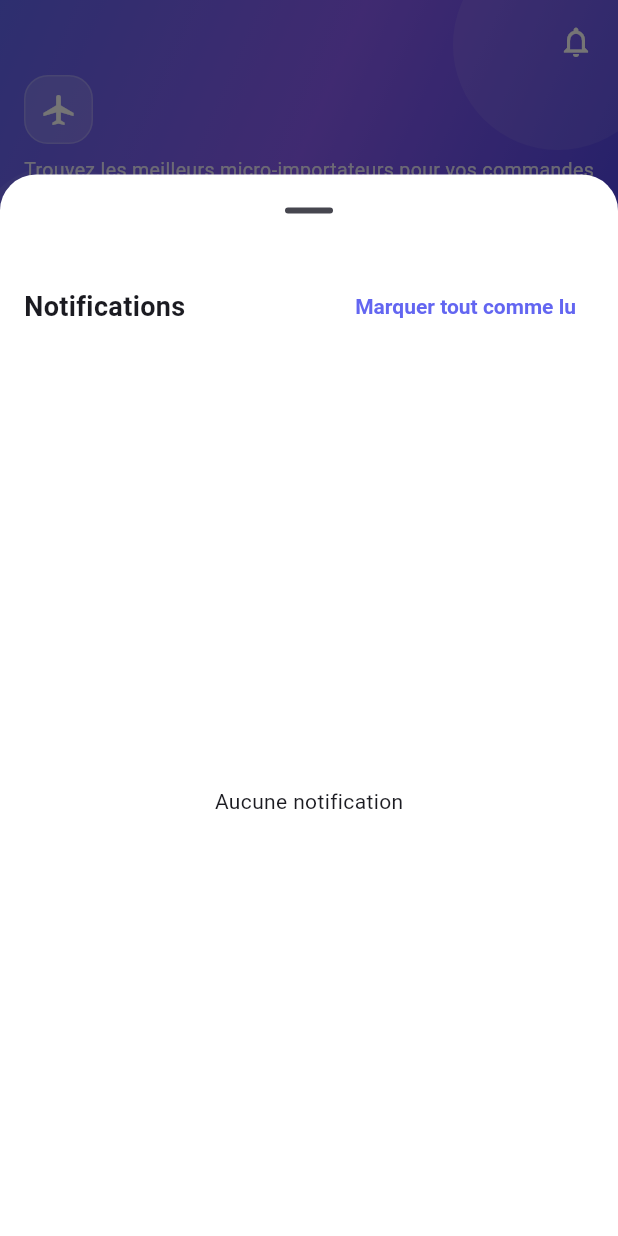
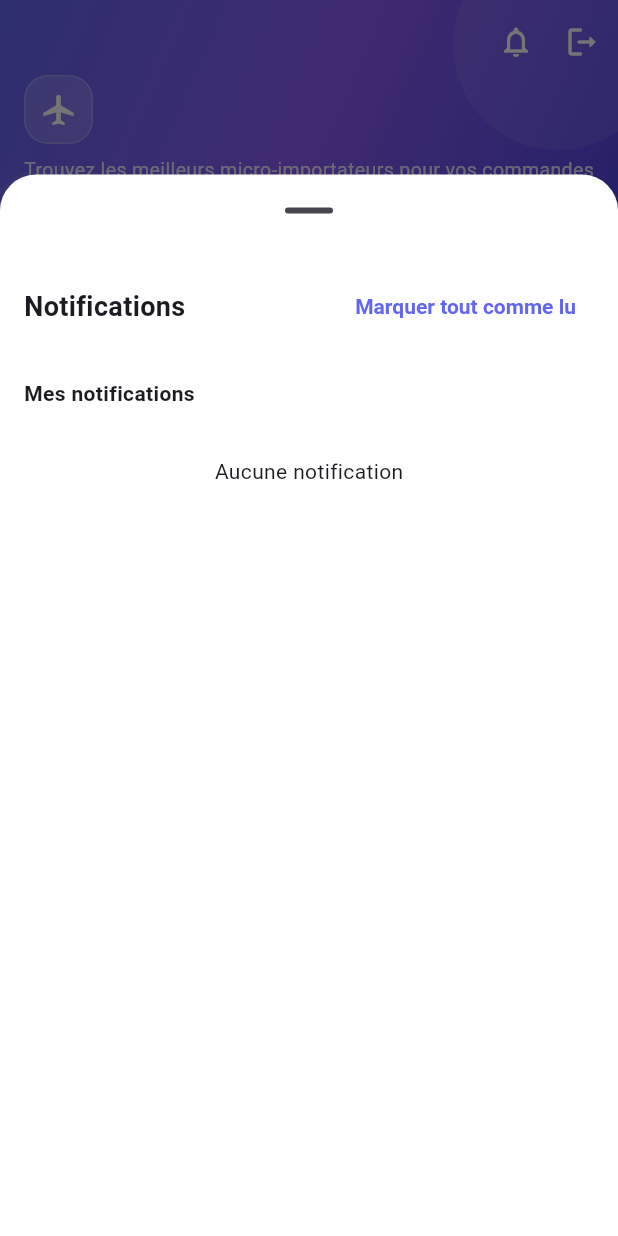
Before and after one commit to Connacri/CargoLink, a Flutter app: the ClientHomeScreen screen opened directly, after a tap on the "notifications" icon, on a phone screen of 412 x 824 dp. Run offline on Flutter 3.47's test engine with Material 3 defaults, Android fonts, the phone set to English and light mode, and no system bars; our stand-ins replace file_picker, firebase_auth, firebase_core, firebase_messaging, flutter_local_notifications, flutter_riverpod and 3 more; accounts and stored records are empty; network calls fail.

Commit message:
Targeted broadcasts by role, logout icon for all roles, monotonic Android versionCode

```diff
--- /dev/null
+++ b/lib/core/widgets/logout_button.dart
@@ -0,0 +1,55 @@
+import 'package:flutter/material.dart';
+import 'package:flutter_riverpod/flutter_riverpod.dart';
+import '../../providers/index.dart';
+import '../utils/error_dialog.dart';
+
+/// App bar logout button shown in every role's header (client, shipper, admin
+/// and super_admin / founder). Confirms before signing out, then clears the
+/// account-scoped providers so a re-auth cannot surface the previous user's
+/// data.
+class LogoutIconButton extends ConsumerWidget {
+  const LogoutIconButton({super.key, this.color = Colors.white});
+
+  final Color color;
+
+  @override
+  Widget build(BuildContext context, WidgetRef ref) {
+    return IconButton(
+      tooltip: 'Se déconnecter',
+      icon: Icon(Icons.logout_rounded, color: color),
+      onPressed: () => _confirmSignOut(context, ref),
+    );
+  }
+
+  Future<void> _confirmSignOut(BuildContext context, WidgetRef ref) async {
+    final confirmed = await showDialog<bool>(
+      context: context,
+      builder: (context) => AlertDialog(
+        title: const Text('Déconnexion'),
+        content: const Text('Voulez-vous vous déconnecter ?'),
+        actions: [
+          TextButton(
+            onPressed: () => Navigator.pop(context, false),
+            child: const Text('Non'),
+          ),
+          TextButton(
+            onPressed: () => Navigator.pop(context, true),
+            child: const Text('Oui'),
+          ),
+        ],
+      ),
+    );
+
+    if (confirmed != true) return;
+
+    try {
+      await ref.read(authServiceProvider).signOut();
+      ref.invalidate(currentUserProvider);
+      ref.invalidate(currentShipperProvider);
+    } catch (e) {
+      if (context.mounted) {
+        await showAppErrorDialog(context, message: 'Erreur: $e');
+      }
+    }
+  }
+}
--- a/lib/core/widgets/ui_kit.dart
+++ b/lib/core/widgets/ui_kit.dart
@@ -9,6 +9,7 @@ export 'animations.dart';
 export 'fade_in_scroll.dart';
 export 'glass_card.dart';
 export 'gradient_sliver_header.dart';
+export 'logout_button.dart';
 export 'paginated_list.dart';
 export 'paged_sliver.dart';
 export 'shimmer.dart';
--- a/lib/providers/index.dart
+++ b/lib/providers/index.dart
@@ -402,7 +402,8 @@ final broadcastServiceProvider = Provider<BroadcastService>((ref) {
 
 final broadcastsProvider = FutureProvider<List<Broadcast>>((ref) async {
   final broadcastService = ref.watch(broadcastServiceProvider);
-  return broadcastService.getBroadcasts();
+  final user = await ref.watch(currentUserProvider.future);
+  return broadcastService.getBroadcasts(role: user?.role);
 });
 
 // ============================================================================
--- a/lib/screens/client/client_home_screen.dart
+++ b/lib/screens/client/client_home_screen.dart
@@ -149,12 +149,18 @@ class _ClientHomeScreenState extends ConsumerState<ClientHomeScreen> {
               title: 'CargoLink',
               subtitle: 'Trouvez les meilleurs micro-importateurs pour vos commandes',
               icon: Icons.airplanemode_active,
-              trailing: GestureDetector(
+              trailing: Row(
+                mainAxisSize: MainAxisSize.min,
+                children: [
+                  GestureDetector(
                     onTap: () => _showNotificationsSheet(context),
                     child: const Padding(
-                  padding: EdgeInsets.only(right: 16),
+                      padding: EdgeInsets.only(right: 8),
                       child: _UnreadBadge(),
                     ),
+                  ),
+                  const LogoutIconButton(),
+                ],
               ),
             ),
             SliverToBoxAdapter(
@@ -706,6 +712,7 @@ class NotificationsSheet extends ConsumerWidget {
     }
 
     final notifications = ref.watch(notificationStreamProvider(userId));
+    final broadcasts = ref.watch(broadcastsProvider);
 
     return notifications.when(
       data: (notifs) {
@@ -732,13 +739,24 @@ class NotificationsSheet extends ConsumerWidget {
               ),
             ),
             Expanded(
-              child: notifs.isEmpty
-                  ? const Center(child: Text('Aucune notification'))
-                  : ListView.builder(
-                      itemCount: notifs.length,
-                      itemBuilder: (context, index) {
-                        final notif = notifs[index];
-                        return ListTile(
+              child: ListView(
+                children: [
+                  _BroadcastFeedSection(broadcasts: broadcasts),
+                  const Padding(
+                    padding: EdgeInsets.fromLTRB(16, 8, 16, 8),
+                    child: Text(
+                      'Mes notifications',
+                      style: TextStyle(fontWeight: FontWeight.w600),
+                    ),
+                  ),
+                  if (notifs.isEmpty)
+                    const Padding(
+                      padding: EdgeInsets.all(24),
+                      child: Center(child: Text('Aucune notification')),
+                    )
+                  else
+                    for (final notif in notifs)
+                      ListTile(
                         title: Text(notif.title),
                         subtitle: Text(notif.message),
                         trailing: !notif.isRead
@@ -752,8 +770,8 @@ class NotificationsSheet extends ConsumerWidget {
                               .read(notificationServiceProvider)
                               .markAsRead(notif.id);
                         },
-                        );
-                      },
+                      ),
+                ],
               ),
             ),
           ],
@@ -764,3 +782,53 @@ class NotificationsSheet extends ConsumerWidget {
     );
   }
 }
+
+/// Announcements targeted at the current role, shown at the top of the
+/// notifications sheet.
+class _BroadcastFeedSection extends ConsumerWidget {
+  const _BroadcastFeedSection({required this.broadcasts});
+
+  final AsyncValue<List<Broadcast>> broadcasts;
+
+  @override
+  Widget build(BuildContext context, WidgetRef ref) {
+    return broadcasts.when(
+      data: (items) {
+        if (items.isEmpty) return const SizedBox.shrink();
+        return Column(
+          crossAxisAlignment: CrossAxisAlignment.start,
+          children: [
+            const Padding(
+              padding: EdgeInsets.fromLTRB(16, 8, 16, 8),
+              child: Row(
+                children: [
+                  Icon(Icons.campaign_rounded,
+                      size: 18, color: AppTheme.primaryColor),
+                  SizedBox(width: 8),
+                  Text(
+                    'Annonces',
+                    style: TextStyle(fontWeight: FontWeight.w600),
+                  ),
+                ],
+              ),
+            ),
+            for (final broadcast in items.take(5))
+              ListTile(
+                leading: const Icon(Icons.campaign_rounded,
+                    color: AppTheme.primaryColor),
+                title: Text(broadcast.title),
+                subtitle: Text(
+                  broadcast.message,
+                  maxLines: 2,
+                  overflow: TextOverflow.ellipsis,
+                ),
+                isThreeLine: false,
+              ),
+          ],
+        );
+      },
+      loading: () => const SizedBox.shrink(),
+      error: (e, s) => const SizedBox.shrink(),
+    );
+  }
+}
```
Also changed, not shown: lib/data/services/broadcast_service.dart (+19 -4 lines), lib/screens/admin/admin_dashboard_screen.dart (+11 -5 lines), lib/screens/admin/broadcast_screen.dart (+75 -4 lines), lib/screens/admin/super_admin_dashboard_screen.dart (+13 -1 lines), lib/screens/shipper/shipper_dashboard_screen.dart (+11 -4 lines), 1 other file. Lines whose indentation alone changed are shown as unchanged.
